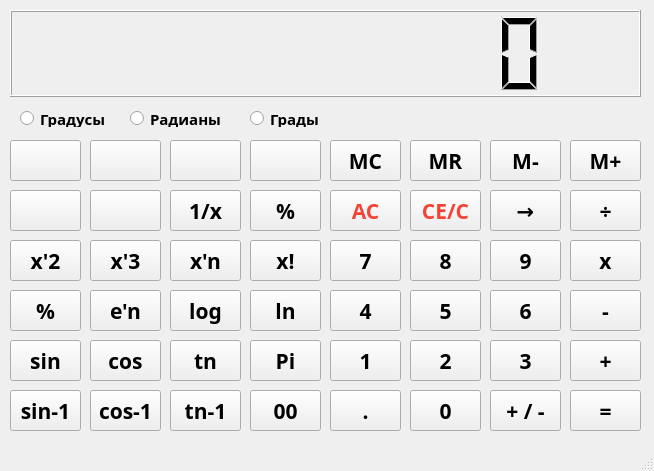
Above: Calculator_My_ingenern/Calculator_My_ingenern.ui from Topsergey1/python_project_new before the change. Below: the same form after it.
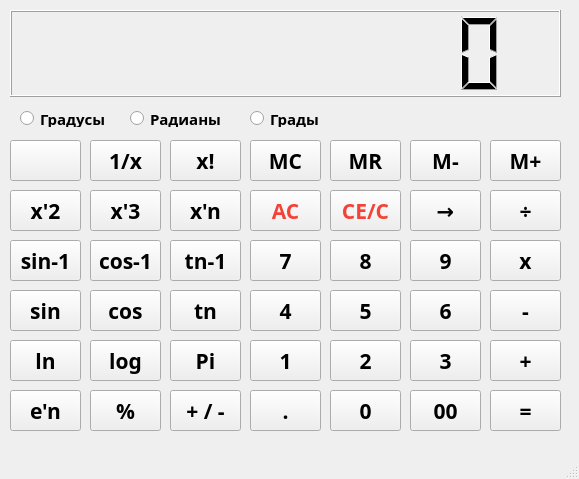
That is the form after the change.

```diff
--- a/Calculator_My_ingenern/Calculator_My_ingenern.ui
+++ b/Calculator_My_ingenern/Calculator_My_ingenern.ui
@@ -6,8 +6,8 @@
    <rect>
     <x>0</x>
     <y>0</y>
-    <width>654</width>
-    <height>471</height>
+    <width>579</width>
+    <height>479</height>
    </rect>
   </property>
   <property name="font">
@@ -25,7 +25,7 @@
    <widget class="QPushButton" name="pushButton_ac">
     <property name="geometry">
      <rect>
-      <x>330</x>
+      <x>250</x>
       <y>190</y>
       <width>71</width>
       <height>41</height>
@@ -46,7 +46,7 @@
    <widget class="QPushButton" name="pushButton_ce">
     <property name="geometry">
      <rect>
-      <x>410</x>
+      <x>330</x>
       <y>190</y>
       <width>71</width>
       <height>41</height>
@@ -67,7 +67,7 @@
    <widget class="QPushButton" name="pushButton_del">
     <property name="geometry">
      <rect>
-      <x>490</x>
+      <x>410</x>
       <y>190</y>
       <width>71</width>
       <height>41</height>
@@ -85,7 +85,7 @@
    <widget class="QPushButton" name="pushButton_mr">
     <property name="geometry">
      <rect>
-      <x>410</x>
+      <x>330</x>
       <y>140</y>
       <width>71</width>
       <height>41</height>
@@ -103,7 +103,7 @@
    <widget class="QPushButton" name="pushButton_mm">
     <property name="geometry">
      <rect>
-      <x>490</x>
+      <x>410</x>
       <y>140</y>
       <width>71</width>
       <height>41</height>
@@ -121,7 +121,7 @@
    <widget class="QPushButton" name="pushButton_mp">
     <property name="geometry">
      <rect>
-      <x>570</x>
+      <x>490</x>
       <y>140</y>
       <width>71</width>
       <height>41</height>
@@ -139,7 +139,7 @@
    <widget class="QPushButton" name="pushButton_pm">
     <property name="geometry">
      <rect>
-      <x>490</x>
+      <x>170</x>
       <y>390</y>
       <width>71</width>
       <height>41</height>
@@ -154,28 +154,10 @@
      <string>+ / -</string>
     </property>
    </widget>
-   <widget class="QPushButton" name="pushButton_1divx">
-    <property name="geometry">
-     <rect>
-      <x>170</x>
-      <y>140</y>
-      <width>71</width>
-      <height>41</height>
-     </rect>
-    </property>
-    <property name="font">
-     <font>
-      <pointsize>16</pointsize>
-     </font>
-    </property>
-    <property name="text">
-     <string/>
-    </property>
-   </widget>
    <widget class="QPushButton" name="pushButton_n7">
     <property name="geometry">
      <rect>
-      <x>330</x>
+      <x>250</x>
       <y>240</y>
       <width>71</width>
       <height>41</height>
@@ -190,28 +172,10 @@
      <string>7</string>
     </property>
    </widget>
-   <widget class="QPushButton" name="pushButton_sqr">
-    <property name="geometry">
-     <rect>
-      <x>90</x>
-      <y>140</y>
-      <width>71</width>
-      <height>41</height>
-     </rect>
-    </property>
-    <property name="font">
-     <font>
-      <pointsize>16</pointsize>
-     </font>
-    </property>
-    <property name="text">
-     <string/>
-    </property>
-   </widget>
    <widget class="QPushButton" name="pushButton_n9">
     <property name="geometry">
      <rect>
-      <x>490</x>
+      <x>410</x>
       <y>240</y>
       <width>71</width>
       <height>41</height>
@@ -229,7 +193,7 @@
    <widget class="QPushButton" name="pushButton_n8">
     <property name="geometry">
      <rect>
-      <x>410</x>
+      <x>330</x>
       <y>240</y>
       <width>71</width>
       <height>41</height>
@@ -244,28 +208,10 @@
      <string>8</string>
     </property>
    </widget>
-   <widget class="QPushButton" name="pushButton_pc">
-    <property name="geometry">
-     <rect>
-      <x>250</x>
-      <y>140</y>
-      <width>71</width>
-      <height>41</height>
-     </rect>
-    </property>
-    <property name="font">
-     <font>
-      <pointsize>16</pointsize>
-     </font>
-    </property>
-    <property name="text">
-     <string/>
-    </property>
-   </widget>
    <widget class="QPushButton" name="pushButton_n4">
     <property name="geometry">
      <rect>
-      <x>330</x>
+      <x>250</x>
       <y>290</y>
       <width>71</width>
       <height>41</height>
@@ -283,7 +229,7 @@
    <widget class="QPushButton" name="pushButton_div">
     <property name="geometry">
      <rect>
-      <x>570</x>
+      <x>490</x>
       <y>190</y>
       <width>71</width>
       <height>41</height>
@@ -301,7 +247,7 @@
    <widget class="QPushButton" name="pushButton_n6">
     <property name="geometry">
      <rect>
-      <x>490</x>
+      <x>410</x>
       <y>290</y>
       <width>71</width>
       <height>41</height>
@@ -319,7 +265,7 @@
    <widget class="QPushButton" name="pushButton_n5">
     <property name="geometry">
      <rect>
-      <x>410</x>
+      <x>330</x>
       <y>290</y>
       <width>71</width>
       <height>41</height>
@@ -337,7 +283,7 @@
    <widget class="QPushButton" name="pushButton_mul">
     <property name="geometry">
      <rect>
-      <x>570</x>
+      <x>490</x>
       <y>240</y>
       <width>71</width>
       <height>41</height>
@@ -355,7 +301,7 @@
    <widget class="QPushButton" name="pushButton_n1">
     <property name="geometry">
      <rect>
-      <x>330</x>
+      <x>250</x>
       <y>340</y>
       <width>71</width>
       <height>41</height>
@@ -373,7 +319,7 @@
    <widget class="QPushButton" name="pushButton_sub">
     <property name="geometry">
      <rect>
-      <x>570</x>
+      <x>490</x>
       <y>290</y>
       <width>71</width>
       <height>41</height>
@@ -391,7 +337,7 @@
    <widget class="QPushButton" name="pushButton_n3">
     <property name="geometry">
      <rect>
-      <x>490</x>
+      <x>410</x>
       <y>340</y>
       <width>71</width>
       <height>41</height>
@@ -409,7 +355,7 @@
    <widget class="QPushButton" name="pushButton_n2">
     <property name="geometry">
      <rect>
-      <x>410</x>
+      <x>330</x>
       <y>340</y>
       <width>71</width>
       <height>41</height>
@@ -427,7 +373,7 @@
    <widget class="QPushButton" name="pushButton_n0">
     <property name="geometry">
      <rect>
-      <x>410</x>
+      <x>330</x>
       <y>390</y>
       <width>71</width>
       <height>41</height>
@@ -445,7 +391,7 @@
    <widget class="QPushButton" name="pushButton_eq">
     <property name="geometry">
      <rect>
-      <x>570</x>
+      <x>490</x>
       <y>390</y>
       <width>71</width>
       <height>41</height>
@@ -463,7 +409,7 @@
    <widget class="QPushButton" name="pushButton_point">
     <property name="geometry">
      <rect>
-      <x>330</x>
+      <x>250</x>
       <y>390</y>
       <width>71</width>
       <height>41</height>
@@ -481,7 +427,7 @@
    <widget class="QPushButton" name="pushButton_n00">
     <property name="geometry">
      <rect>
-      <x>250</x>
+      <x>410</x>
       <y>390</y>
       <width>71</width>
       <height>41</height>
@@ -499,7 +445,7 @@
    <widget class="QPushButton" name="pushButton_add">
     <property name="geometry">
      <rect>
-      <x>570</x>
+      <x>490</x>
       <y>340</y>
       <width>71</width>
       <height>41</height>
@@ -519,7 +465,7 @@
      <rect>
       <x>10</x>
       <y>10</y>
-      <width>631</width>
+      <width>551</width>
       <height>87</height>
      </rect>
     </property>
@@ -533,7 +479,7 @@
    <widget class="QPushButton" name="pushButton_mc">
     <property name="geometry">
      <rect>
-      <x>330</x>
+      <x>250</x>
       <y>140</y>
       <width>71</width>
       <height>41</height>
@@ -548,47 +494,11 @@
      <string>MC</string>
     </property>
    </widget>
-   <widget class="QPushButton" name="pushButton_sqr_2">
-    <property name="geometry">
-     <rect>
-      <x>10</x>
-      <y>140</y>
-      <width>71</width>
-      <height>41</height>
-     </rect>
-    </property>
-    <property name="font">
-     <font>
-      <pointsize>16</pointsize>
-     </font>
-    </property>
-    <property name="text">
-     <string/>
-    </property>
-   </widget>
-   <widget class="QPushButton" name="pushButton_sqr_3">
-    <property name="geometry">
-     <rect>
-      <x>10</x>
-      <y>190</y>
-      <width>71</width>
-      <height>41</height>
-     </rect>
-    </property>
-    <property name="font">
-     <font>
-      <pointsize>16</pointsize>
-     </font>
-    </property>
-    <property name="text">
-     <string/>
-    </property>
-   </widget>
    <widget class="QPushButton" name="pushButton_1divx_2">
     <property name="geometry">
      <rect>
-      <x>170</x>
-      <y>190</y>
+      <x>90</x>
+      <y>140</y>
       <width>71</width>
       <height>41</height>
      </rect>
@@ -605,26 +515,8 @@
    <widget class="QPushButton" name="pushButton_pc_2">
     <property name="geometry">
      <rect>
-      <x>250</x>
-      <y>190</y>
-      <width>71</width>
-      <height>41</height>
-     </rect>
-    </property>
-    <property name="font">
-     <font>
-      <pointsize>16</pointsize>
-     </font>
-    </property>
-    <property name="text">
-     <string>%</string>
-    </property>
-   </widget>
-   <widget class="QPushButton" name="pushButton_sqr_4">
-    <property name="geometry">
-     <rect>
-      <x>90</x>
-      <y>190</y>
+      <x>10</x>
+      <y>140</y>
       <width>71</width>
       <height>41</height>
      </rect>
@@ -642,7 +534,7 @@
     <property name="geometry">
      <rect>
       <x>10</x>
-      <y>240</y>
+      <y>190</y>
       <width>71</width>
       <height>41</height>
      </rect>
@@ -660,7 +552,7 @@
     <property name="geometry">
      <rect>
       <x>170</x>
-      <y>240</y>
+      <y>190</y>
       <width>71</width>
       <height>41</height>
      </rect>
@@ -677,8 +569,8 @@
    <widget class="QPushButton" name="pushButton_pc_3">
     <property name="geometry">
      <rect>
-      <x>250</x>
-      <y>240</y>
+      <x>170</x>
+      <y>140</y>
       <width>71</width>
       <height>41</height>
      </rect>
@@ -696,7 +588,7 @@
     <property name="geometry">
      <rect>
       <x>90</x>
-      <y>240</y>
+      <y>190</y>
       <width>71</width>
       <height>41</height>
      </rect>
@@ -713,8 +605,8 @@
    <widget class="QPushButton" name="pushButton_sqr_7">
     <property name="geometry">
      <rect>
-      <x>10</x>
-      <y>290</y>
+      <x>90</x>
+      <y>390</y>
       <width>71</width>
       <height>41</height>
      </rect>
@@ -731,8 +623,8 @@
    <widget class="QPushButton" name="pushButton_1divx_4">
     <property name="geometry">
      <rect>
-      <x>170</x>
-      <y>290</y>
+      <x>90</x>
+      <y>340</y>
       <width>71</width>
       <height>41</height>
      </rect>
@@ -749,8 +641,8 @@
    <widget class="QPushButton" name="pushButton_pc_4">
     <property name="geometry">
      <rect>
-      <x>250</x>
-      <y>290</y>
+      <x>10</x>
+      <y>340</y>
       <width>71</width>
       <height>41</height>
      </rect>
@@ -767,8 +659,8 @@
    <widget class="QPushButton" name="pushButton_sqr_8">
     <property name="geometry">
      <rect>
-      <x>90</x>
-      <y>290</y>
+      <x>10</x>
+      <y>390</y>
       <width>71</width>
       <height>41</height>
      </rect>
@@ -786,7 +678,7 @@
     <property name="geometry">
      <rect>
       <x>10</x>
-      <y>340</y>
+      <y>290</y>
       <width>71</width>
       <height>41</height>
      </rect>
@@ -804,7 +696,7 @@
     <property name="geometry">
      <rect>
       <x>170</x>
-      <y>340</y>
+      <y>290</y>
       <width>71</width>
       <height>41</height>
      </rect>
@@ -821,7 +713,7 @@
    <widget class="QPushButton" name="pushButton_pc_5">
     <property name="geometry">
      <rect>
-      <x>250</x>
+      <x>170</x>
       <y>340</y>
       <width>71</width>
       <height>41</height>
@@ -840,7 +732,7 @@
     <property name="geometry">
      <rect>
       <x>90</x>
-      <y>340</y>
+      <y>290</y>
       <width>71</width>
       <height>41</height>
      </rect>
@@ -858,7 +750,7 @@
     <property name="geometry">
      <rect>
       <x>10</x>
-      <y>390</y>
+      <y>240</y>
       <width>71</width>
       <height>41</height>
      </rect>
@@ -876,7 +768,7 @@
     <property name="geometry">
      <rect>
       <x>90</x>
-      <y>390</y>
+      <y>240</y>
       <width>71</width>
       <height>41</height>
      </rect>
@@ -894,7 +786,7 @@
     <property name="geometry">
      <rect>
       <x>170</x>
-      <y>390</y>
+      <y>240</y>
       <width>71</width>
       <height>41</height>
      </rect>
```
Left out of the diff: 2 changed lines with no effect on the pictures.
